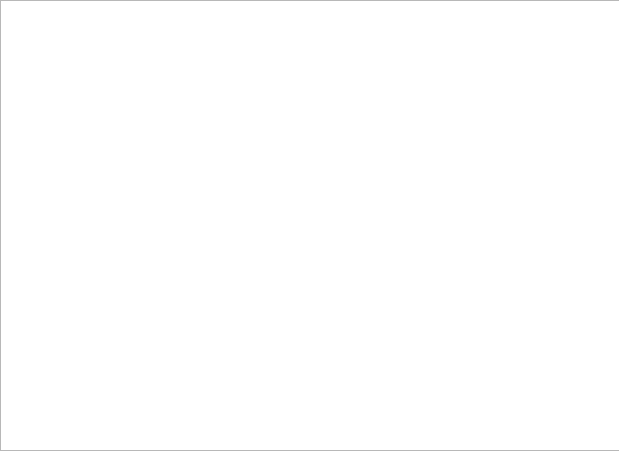
Qt form ui/mainwindow.ui (greenera/Battle-city-kids) before a commit.
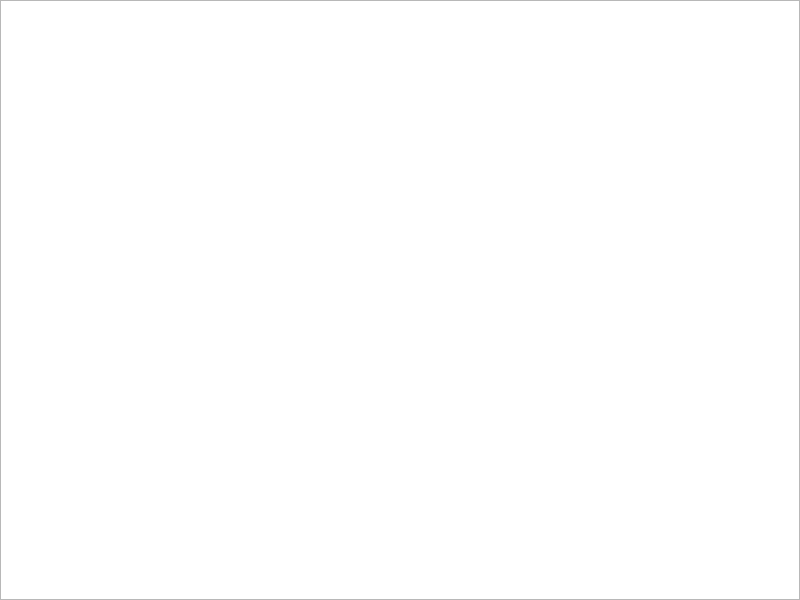
The same form after that commit.

```diff
--- a/ui/mainwindow.ui
+++ b/ui/mainwindow.ui
@@ -6,10 +6,28 @@
    <rect>
     <x>0</x>
     <y>0</y>
-    <width>619</width>
-    <height>451</height>
+    <width>800</width>
+    <height>600</height>
    </rect>
   </property>
+  <property name="sizePolicy">
+   <sizepolicy hsizetype="Fixed" vsizetype="Fixed">
+    <horstretch>0</horstretch>
+    <verstretch>0</verstretch>
+   </sizepolicy>
+  </property>
+  <property name="minimumSize">
+   <size>
+    <width>800</width>
+    <height>600</height>
+   </size>
+  </property>
+  <property name="maximumSize">
+   <size>
+    <width>800</width>
+    <height>600</height>
+   </size>
+  </property>
   <property name="windowTitle">
    <string>MainWindow</string>
   </property>
@@ -19,10 +37,28 @@
      <rect>
       <x>0</x>
       <y>0</y>
-      <width>621</width>
-      <height>451</height>
+      <width>800</width>
+      <height>600</height>
      </rect>
     </property>
+    <property name="sizePolicy">
+     <sizepolicy hsizetype="Fixed" vsizetype="Fixed">
+      <horstretch>0</horstretch>
+      <verstretch>0</verstretch>
+     </sizepolicy>
+    </property>
+    <property name="minimumSize">
+     <size>
+      <width>800</width>
+      <height>600</height>
+     </size>
+    </property>
+    <property name="maximumSize">
+     <size>
+      <width>800</width>
+      <height>600</height>
+     </size>
+    </property>
    </widget>
   </widget>
  </widget>
```
